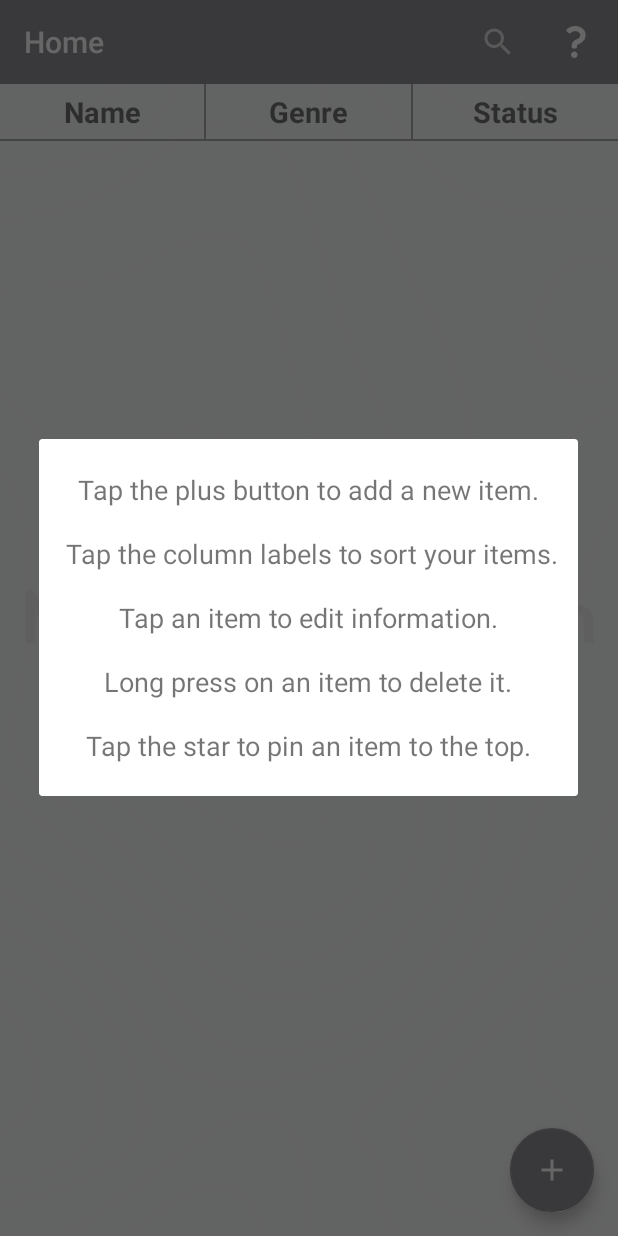
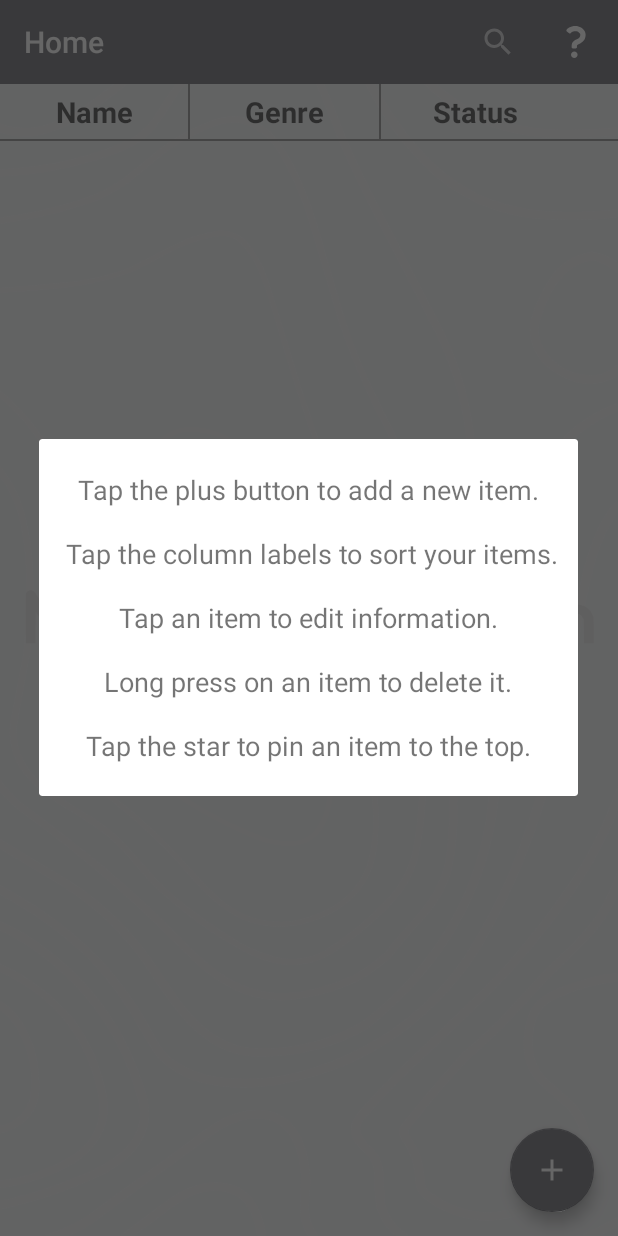
Before and after one commit to yibassnebyug/CS-321_Team-Project, an Android app: the screen it shows after launch (MainActivity), after a tap on "help", on a phone screen of 412 x 824 dp. Run offline under Robolectric (Android 15) with nearby library versions, the phone set to English and light mode, and no system bars.

Commit message:
- Made the columns line up with each row.

```diff
--- a/app/src/main/res/layout/activity_main.xml
+++ b/app/src/main/res/layout/activity_main.xml
@@ -101,6 +101,13 @@
                 android:textSize="19sp"
                 android:textStyle="bold" />
 
+
+
+            <View
+                android:layout_width="29dp"
+                android:layout_weight="0.01"
+                android:layout_height="match_parent" />
+
         </LinearLayout>
 
         <View
```
Also changed, not shown: app/src/main/res/layout/recyclerview_row.xml (+19 -4 lines).
